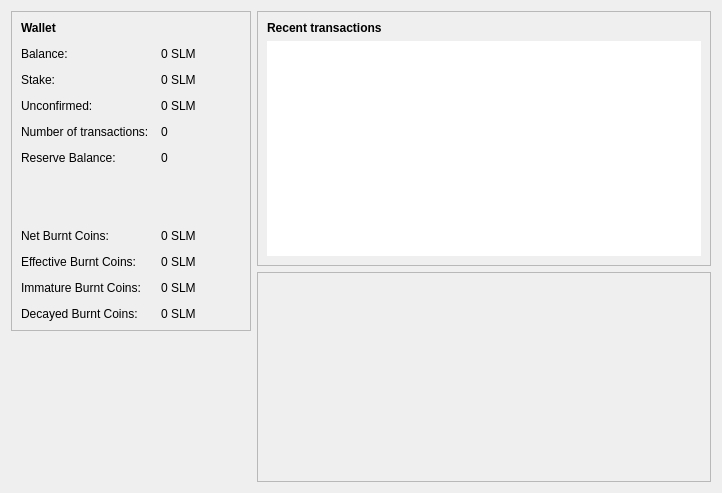
Above: src/qt/forms/overviewpage.ui from slimcoin-project/Slimcoin before the change. Below: the same form after it.
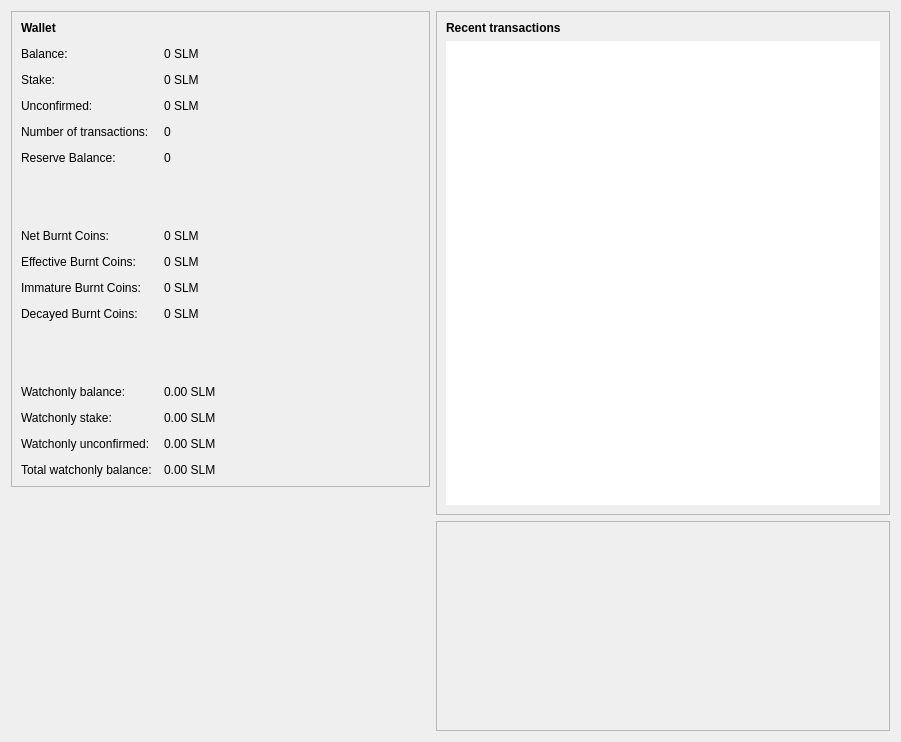
That is the form after the change. Icons and pictures are not drawn. Custom widgets are drawn as their Qt base class.

The edit to the form file:
```diff
--- a/src/qt/forms/overviewpage.ui
+++ b/src/qt/forms/overviewpage.ui
@@ -6,13 +6,16 @@
    <rect>
     <x>0</x>
     <y>0</y>
-    <width>722</width>
-    <height>493</height>
+    <width>901</width>
+    <height>742</height>
    </rect>
   </property>
   <property name="windowTitle">
    <string>Form</string>
   </property>
+  <property name="styleSheet">
+   <string notr="true"/>
+  </property>
   <layout class="QHBoxLayout" name="horizontalLayout" stretch="1,1">
    <item>
     <layout class="QVBoxLayout" name="verticalLayout_2">
@@ -201,6 +204,90 @@
           </property>
          </widget>
         </item>
+        <item row="12" column="1">
+         <spacer name="verticalSpacer_3">
+          <property name="orientation">
+           <enum>Qt::Vertical</enum>
+          </property>
+          <property name="sizeType">
+           <enum>QSizePolicy::Expanding</enum>
+          </property>
+          <property name="sizeHint" stdset="0">
+           <size>
+            <width>20</width>
+            <height>40</height>
+           </size>
+          </property>
+         </spacer>
+        </item>
+        <item row="13" column="0">
+         <widget class="QLabel" name="labelWatchAvailable">
+          <property name="toolTip">
+           <string>Current balance in watchonly addresses</string>
+          </property>
+          <property name="text">
+           <string>Watchonly balance:</string>
+          </property>
+         </widget>
+        </item>
+        <item row="13" column="1">
+         <widget class="QLabel" name="watchAvailable">
+          <property name="text">
+           <string>0.00 SLM</string>
+          </property>
+         </widget>
+        </item>
+        <item row="14" column="0">
+         <widget class="QLabel" name="labelWatchPending">
+          <property name="toolTip">
+           <string>Unconfirmed transactions to watchonly addresses</string>
+          </property>
+          <property name="text">
+           <string>Watchonly stake:</string>
+          </property>
+         </widget>
+        </item>
+        <item row="14" column="1">
+         <widget class="QLabel" name="watchPending">
+          <property name="text">
+           <string>0.00 SLM</string>
+          </property>
+         </widget>
+        </item>
+        <item row="15" column="0">
+         <widget class="QLabel" name="labelWatchImmature">
+          <property name="toolTip">
+           <string>Mined balance in watchonly addresses that has not yet matured</string>
+          </property>
+          <property name="text">
+           <string>Watchonly unconfirmed:</string>
+          </property>
+         </widget>
+        </item>
+        <item row="15" column="1">
+         <widget class="QLabel" name="labelWatchTotal">
+          <property name="text">
+           <string>0.00 SLM</string>
+          </property>
+         </widget>
+        </item>
+        <item row="16" column="0">
+         <widget class="QLabel" name="label_12">
+          <property name="toolTip">
+           <string/>
+          </property>
+          <property name="text">
+           <string>Total watchonly balance:</string>
+          </property>
+         </widget>
+        </item>
+        <item row="16" column="1">
+         <widget class="QLabel" name="watchImmature">
+          <property name="text">
+           <string>0.00 SLM</string>
+          </property>
+         </widget>
+        </item>
        </layout>
       </widget>
      </item>
@@ -217,31 +304,6 @@
        </property>
       </spacer>
      </item>
-     <item>
-      <widget class="QLabel" name="wallet_bgcoin">
-       <property name="minimumSize">
-        <size>
-         <width>0</width>
-         <height>0</height>
-        </size>
-       </property>
-       <property name="text">
-        <string/>
-       </property>
-       <property name="pixmap">
-        <pixmap resource="../bitcoin.qrc">:/images/wallet_bgcoin</pixmap>
-       </property>
-       <property name="scaledContents">
-        <bool>false</bool>
-       </property>
-       <property name="alignment">
-        <set>Qt::AlignCenter</set>
-       </property>
-       <property name="margin">
-        <number>5</number>
-       </property>
-      </widget>
-     </item>
     </layout>
    </item>
    <item>
```
Left out of the diff: 36 changed lines with no effect on the pictures.
